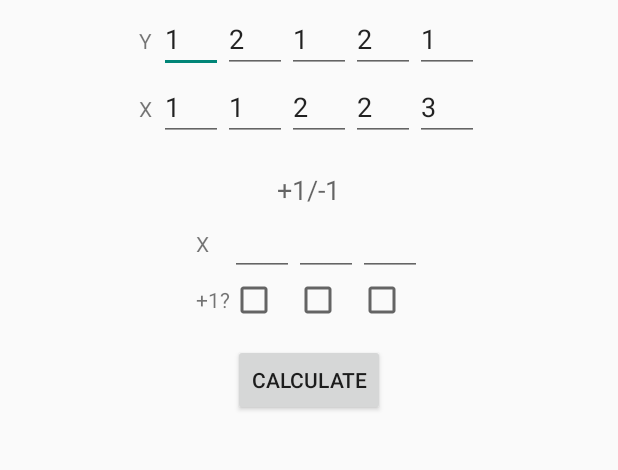
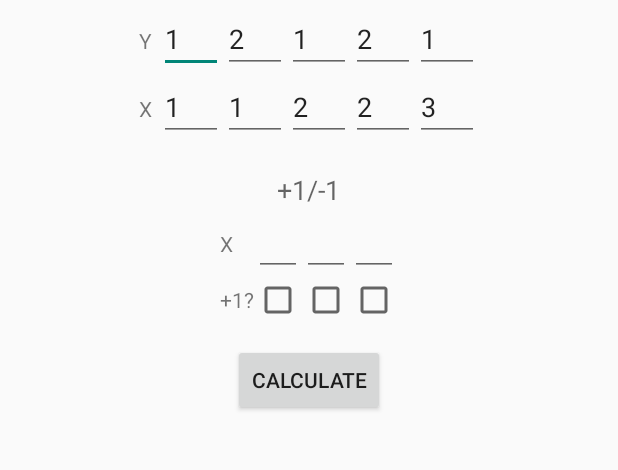
Before and after one commit to imihajlow/camels, an Android app: the screen it shows after launch (MainActivity), on a phone screen of 412 x 824 dp, the part 296-766 px from its top. Run offline under Robolectric (Android 15) with nearby library versions, the phone set to English and light mode, and no system bars; libraries missing offline, so code that uses them is left out: com.github.mikephil.charting.

Commit message:
Added players count setting

```diff
--- a/CamelUp/CamelUpCheater/src/main/AndroidManifest.xml
+++ b/CamelUp/CamelUpCheater/src/main/AndroidManifest.xml
@@ -13,9 +13,11 @@
             android:label="@string/title_activity_main">
             <intent-filter>
                 <action android:name="android.intent.action.MAIN" />
+
                 <category android:name="android.intent.category.LAUNCHER" />
             </intent-filter>
         </activity>
+        <activity android:name=".SettingsActivity"></activity>
     </application>
 
 </manifest>
--- a/CamelUp/CamelUpCheater/src/main/java/tk/imihajlov/camelup/GameFragment.java
+++ b/CamelUp/CamelUpCheater/src/main/java/tk/imihajlov/camelup/GameFragment.java
@@ -4,6 +4,7 @@ import android.app.Activity;
 import android.os.Bundle;
 import android.support.v4.app.Fragment;
 import android.text.Editable;
+import android.text.InputType;
 import android.text.TextWatcher;
 import android.view.LayoutInflater;
 import android.view.View;
@@ -12,6 +13,7 @@ import android.widget.Button;
 import android.widget.CheckBox;
 import android.widget.CompoundButton;
 import android.widget.EditText;
+import android.widget.TableRow;
 
 import org.apache.commons.lang3.ArrayUtils;
 
@@ -27,11 +29,15 @@ public class GameFragment extends Fragment {
     private OnFragmentInteractionListener mListener;
     private Settings mGameSettings;
     private State mGameState;
+    private List<EditText> mPlusMinusEdits;
+    private List<CheckBox> mPlusMinusCheckboxes;
     public static final String ARG_STATE = "state";
     public static final String ARG_SETTINGS = "settings";
 
     public GameFragment() {
         // Required empty public constructor
+        mPlusMinusCheckboxes = new ArrayList<CheckBox>();
+        mPlusMinusEdits = new ArrayList<EditText>();
     }
 
     /**
@@ -63,8 +69,9 @@ public class GameFragment extends Fragment {
                              Bundle savedInstanceState) {
         // Inflate the layout for this fragment
         View view = inflater.inflate(R.layout.fragment_game, container, false);
+        view = updateViewWithCurrentSettings(view);
         if (mGameState != null) {
-            view = updateViewWithCurrentState(view);
+            view = updateViewWithState(view, mGameState);
         }
         attachHandlers(view);
         ((Button) view.findViewById(R.id.buttonCalculate)).setOnClickListener(new View.OnClickListener() {
@@ -93,6 +100,20 @@ public class GameFragment extends Fragment {
         mListener = null;
     }
 
+    public void setData(Settings settings, State state) {
+        mGameState = state;
+        mGameSettings = settings;
+        updateViewWithCurrentSettings(getView());
+        updateViewWithState(getView(), mGameState);
+    }
+
+    private void parseAndCheck() {
+        State newState = tryParseState(getView());
+        mGameState = newState;
+        mListener.onGameStateUpdated(newState);
+        ((Button) getView().findViewById(R.id.buttonCalculate)).setEnabled(mGameState != null);
+    }
+
     private void attachHandlers(View view) {
         TextWatcher editWatcher = new TextWatcher() {
             @Override
@@ -101,10 +122,7 @@ public class GameFragment extends Fragment {
 
             @Override
             public void onTextChanged(CharSequence charSequence, int i, int i1, int i2) {
-                State newState = tryParseState(getView());
-                mGameState = newState;
-                mListener.onGameStateUpdated(newState);
-                ((Button) getView().findViewById(R.id.buttonCalculate)).setEnabled(mGameState != null);
+                parseAndCheck();
             }
 
             @Override
@@ -121,10 +139,7 @@ public class GameFragment extends Fragment {
                 R.id.editCamelY1,
                 R.id.editCamelY2,
                 R.id.editCamelY3,
-                R.id.editCamelY4,
-                R.id.editPlusMinus0,
-                R.id.editPlusMinus1,
-                R.id.editPlusMinus2
+                R.id.editCamelY4
         };
         for (int id : edits) {
             ((EditText) view.findViewById(id)).addTextChangedListener(editWatcher);
@@ -133,10 +148,7 @@ public class GameFragment extends Fragment {
         CompoundButton.OnCheckedChangeListener checkboxListener = new CompoundButton.OnCheckedChangeListener() {
             @Override
             public void onCheckedChanged(CompoundButton compoundButton, boolean b) {
-                State newState = tryParseState(getView());
-                mGameState = newState;
-                mListener.onGameStateUpdated(newState);
-                ((Button) getView().findViewById(R.id.buttonCalculate)).setEnabled(mGameState != null);
+                parseAndCheck();
             }
         };
         int[] checkboxes = new int[] {
@@ -144,64 +156,93 @@ public class GameFragment extends Fragment {
                 R.id.checkBoxDice1,
                 R.id.checkBoxDice2,
                 R.id.checkBoxDice3,
-                R.id.checkBoxDice4,
-                R.id.checkBoxIsPlus0,
-                R.id.checkBoxIsPlus1,
-                R.id.checkBoxIsPlus2,
+                R.id.checkBoxDice4
         };
         for (int id : checkboxes) {
             ((CheckBox) view.findViewById(id)).setOnCheckedChangeListener(checkboxListener);
         }
     }
 
-    private View updateViewWithCurrentState(View view) {
-        if (mGameState.isGameEnd()) {
+    private View updateViewWithCurrentSettings(View view) {
+        // Remove all edits and checkboxes
+        ViewGroup rowEdits = (ViewGroup) view.findViewById(R.id.rowPlusMinusX);
+        rowEdits.removeViews(1, rowEdits.getChildCount() - 1);
+        ViewGroup rowCheckBoxes = (ViewGroup) view.findViewById(R.id.rowPlusMinusIsPlus);
+        rowCheckBoxes.removeViews(1, rowCheckBoxes.getChildCount() - 1);
+        mPlusMinusCheckboxes.clear();
+        mPlusMinusEdits.clear();
+
+        for (int i = 0; i < mGameSettings.getNPlayers(); ++i) {
+            EditText edit = new EditText(getActivity());
+            edit.setInputType(InputType.TYPE_CLASS_NUMBER);
+            edit.setMaxEms(5);
+            edit.addTextChangedListener(new TextWatcher() {
+                @Override
+                public void beforeTextChanged(CharSequence charSequence, int i, int i1, int i2) { }
+
+                @Override
+                public void onTextChanged(CharSequence charSequence, int i, int i1, int i2) {
+                    parseAndCheck();
+                }
+
+                @Override
+                public void afterTextChanged(Editable editable) { }
+            });
+
+            CheckBox checkBox = new CheckBox(getActivity());
+            checkBox.setOnCheckedChangeListener(new CompoundButton.OnCheckedChangeListener() {
+                @Override
+                public void onCheckedChanged(CompoundButton compoundButton, boolean b) {
+                    parseAndCheck();
+                }
+            });
+
+            mPlusMinusEdits.add(edit);
+            mPlusMinusCheckboxes.add(checkBox);
+            rowEdits.addView(edit);
+            rowCheckBoxes.addView(checkBox);
+        }
+        return view;
+    }
+
+    private View updateViewWithState(View view, State state) {
+        if (state.isGameEnd()) {
             return view; // TODO what?
         }
-        ((CheckBox) view.findViewById(R.id.checkBoxDice0)).setChecked(mGameState.getDice()[0]);
-        ((CheckBox) view.findViewById(R.id.checkBoxDice1)).setChecked(mGameState.getDice()[1]);
-        ((CheckBox) view.findViewById(R.id.checkBoxDice2)).setChecked(mGameState.getDice()[2]);
-        ((CheckBox) view.findViewById(R.id.checkBoxDice3)).setChecked(mGameState.getDice()[3]);
-        ((CheckBox) view.findViewById(R.id.checkBoxDice4)).setChecked(mGameState.getDice()[4]);
+        ((CheckBox) view.findViewById(R.id.checkBoxDice0)).setChecked(state.getDice()[0]);
+        ((CheckBox) view.findViewById(R.id.checkBoxDice1)).setChecked(state.getDice()[1]);
+        ((CheckBox) view.findViewById(R.id.checkBoxDice2)).setChecked(state.getDice()[2]);
+        ((CheckBox) view.findViewById(R.id.checkBoxDice3)).setChecked(state.getDice()[3]);
+        ((CheckBox) view.findViewById(R.id.checkBoxDice4)).setChecked(state.getDice()[4]);
 
-        ((EditText) view.findViewById(R.id.editCamelX0)).setText(String.format("%d", mGameState.getCamelPosition(0).getX() + 1));
-        ((EditText) view.findViewById(R.id.editCamelX1)).setText(String.format("%d", mGameState.getCamelPosition(1).getX() + 1));
-        ((EditText) view.findViewById(R.id.editCamelX2)).setText(String.format("%d", mGameState.getCamelPosition(2).getX() + 1));
-        ((EditText) view.findViewById(R.id.editCamelX3)).setText(String.format("%d", mGameState.getCamelPosition(3).getX() + 1));
-        ((EditText) view.findViewById(R.id.editCamelX4)).setText(String.format("%d", mGameState.getCamelPosition(4).getX() + 1));
+        ((EditText) view.findViewById(R.id.editCamelX0)).setText(String.format("%d", state.getCamelPosition(0).getX() + 1));
+        ((EditText) view.findViewById(R.id.editCamelX1)).setText(String.format("%d", state.getCamelPosition(1).getX() + 1));
+        ((EditText) view.findViewById(R.id.editCamelX2)).setText(String.format("%d", state.getCamelPosition(2).getX() + 1));
+        ((EditText) view.findViewById(R.id.editCamelX3)).setText(String.format("%d", state.getCamelPosition(3).getX() + 1));
+        ((EditText) view.findViewById(R.id.editCamelX4)).setText(String.format("%d", state.getCamelPosition(4).getX() + 1));
 
-        ((EditText) view.findViewById(R.id.editCamelY0)).setText(String.format("%d", mGameState.getCamelPosition(0).getY() + 1));
-        ((EditText) view.findViewById(R.id.editCamelY1)).setText(String.format("%d", mGameState.getCamelPosition(1).getY() + 1));
-        ((EditText) view.findViewById(R.id.editCamelY2)).setText(String.format("%d", mGameState.getCamelPosition(2).getY() + 1));
-        ((EditText) view.findViewById(R.id.editCamelY3)).setText(String.format("%d", mGameState.getCamelPosition(3).getY() + 1));
-        ((EditText) view.findViewById(R.id.editCamelY4)).setText(String.format("%d", mGameState.getCamelPosition(4).getY() + 1));
+        ((EditText) view.findViewById(R.id.editCamelY0)).setText(String.format("%d", state.getCamelPosition(0).getY() + 1));
+        ((EditText) view.findViewById(R.id.editCamelY1)).setText(String.format("%d", state.getCamelPosition(1).getY() + 1));
+        ((EditText) view.findViewById(R.id.editCamelY2)).setText(String.format("%d", state.getCamelPosition(2).getY() + 1));
+        ((EditText) view.findViewById(R.id.editCamelY3)).setText(String.format("%d", state.getCamelPosition(3).getY() + 1));
+        ((EditText) view.findViewById(R.id.editCamelY4)).setText(String.format("%d", state.getCamelPosition(4).getY() + 1));
 
-        EditText[] edits = new EditText[] {
-                (EditText) view.findViewById(R.id.editPlusMinus0),
-                (EditText) view.findViewById(R.id.editPlusMinus1),
-                (EditText) view.findViewById(R.id.editPlusMinus2)
-        };
-        CheckBox[] checkBoxes = new CheckBox[] {
-                (CheckBox) view.findViewById(R.id.checkBoxIsPlus0),
-                (CheckBox) view.findViewById(R.id.checkBoxIsPlus1),
-                (CheckBox) view.findViewById(R.id.checkBoxIsPlus2)
-        };
-        assert edits.length == checkBoxes.length;
+        assert mPlusMinusCheckboxes.size() == mPlusMinusEdits.size();
         int i = 0;
-        for (int n : mGameState.getOasises()) {
-            if (i >= edits.length) {
+        for (int n : state.getOasises()) {
+            if (i >= mPlusMinusEdits.size()) {
                 break;
             }
-            edits[i].setText(String.format("%d", n + 1));
-            checkBoxes[i].setChecked(true);
+            mPlusMinusEdits.get(i).setText(String.format("%d", n + 1));
+            mPlusMinusCheckboxes.get(i).setChecked(true);
             i += 1;
         }
-        for (int n : mGameState.getMirages()) {
-            if (i >= edits.length) {
+        for (int n : state.getMirages()) {
+            if (i >= mPlusMinusEdits.size()) {
                 break;
             }
-            edits[i].setText(String.format("%d", n + 1));
-            checkBoxes[i].setChecked(false);
+            mPlusMinusEdits.get(i).setText(String.format("%d", n + 1));
+            mPlusMinusCheckboxes.get(i).setChecked(false);
             i += 1;
         }
         return view;
@@ -234,21 +275,13 @@ public class GameFragment extends Fragment {
         }
         List<Integer> mirages = new ArrayList<Integer>();
         List<Integer> oasises = new ArrayList<Integer>();
-        EditText[] edits = new EditText[] {
-                (EditText) view.findViewById(R.id.editPlusMinus0),
-                (EditText) view.findViewById(R.id.editPlusMinus1),
-                (EditText) view.findViewById(R.id.editPlusMinus2)
-        };
-        CheckBox[] checkBoxes = new CheckBox[] {
-                (CheckBox) view.findViewById(R.id.checkBoxIsPlus0),
-                (CheckBox) view.findViewById(R.id.checkBoxIsPlus1),
-                (CheckBox) view.findViewById(R.id.checkBoxIsPlus2)
-        };
-        assert edits.length == checkBoxes.length;
-        for (int i = 0; i < edits.length; ++i) {
+
+        assert mPlusMinusEdits.size() == mPlusMinusCheckboxes.size();
+        assert mPlusMinusEdits.size() == mGameSettings.getNPlayers();
+        for (int i = 0; i < mGameSettings.getNPlayers(); ++i) {
             try {
-                Integer x = Integer.parseInt(edits[i].getText().toString()) - 1;
-                if (checkBoxes[i].isChecked()) {
+                Integer x = Integer.parseInt(mPlusMinusEdits.get(i).getText().toString()) - 1;
+                if (mPlusMinusCheckboxes.get(i).isChecked()) {
                     oasises.add(x);
                 } else {
                     mirages.add(x);
--- a/CamelUp/CamelUpCheater/src/main/java/tk/imihajlov/camelup/MainActivity.java
+++ b/CamelUp/CamelUpCheater/src/main/java/tk/imihajlov/camelup/MainActivity.java
@@ -2,6 +2,7 @@ package tk.imihajlov.camelup;
 
 
 import android.app.ProgressDialog;
+import android.content.Intent;
 import android.support.v7.app.ActionBarActivity;
 
 import android.support.v4.app.Fragment;
@@ -23,6 +24,7 @@ import android.view.ViewGroup;
 
 public class MainActivity extends ActionBarActivity implements GameFragment.OnFragmentInteractionListener {
 
+    private static final int SETTINGS_REQUEST = 1;
     /**
      * The {@link android.support.v4.view.PagerAdapter} that will provide
      * fragments for each of the sections. We use a
@@ -49,13 +51,7 @@ public class MainActivity extends ActionBarActivity implements GameFragment.OnFr
         super.onCreate(savedInstanceState);
         mEngine = new Engine();
         mEngine.setSettings(new Settings());
-        mEngine.setState(State.createOnLegBegin(mEngine.getSettings(), new CamelPosition[] {
-                new CamelPosition(0, 0),
-                new CamelPosition(0, 1),
-                new CamelPosition(1, 0),
-                new CamelPosition(1, 1),
-                new CamelPosition(2, 0)
-        }));
+        mEngine.setState(createDefaultState(mEngine.getSettings()));
 
         setContentView(R.layout.activity_main);
         // Create the adapter that will return a fragment for each of the three
@@ -81,12 +77,41 @@ public class MainActivity extends ActionBarActivity implements GameFragment.OnFr
         // as you specify a parent activity in AndroidManifest.xml.
         int id = item.getItemId();
 
-        //noinspection SimplifiableIfStatement
         if (id == R.id.action_settings) {
+            Intent intent = new Intent(this, SettingsActivity.class);
+            intent.putExtra(SettingsActivity.MSG_SETINGS, mEngine.getSettings());
+            startActivityForResult(intent, SETTINGS_REQUEST);
             return true;
         }
 
         return super.onOptionsItemSelected(item);
+    }
+
+    @Override
+    protected void onActivityResult(int requestCode, int resultCode, Intent data) {
+        if (requestCode == SETTINGS_REQUEST) {
+            if (resultCode == RESULT_OK) {
+                Settings settings = (Settings) data.getSerializableExtra(SettingsActivity.MSG_SETINGS);
+                mEngine.setSettings(settings);
+                if (mEngine.getState() == null) {
+                    mEngine.setState(createDefaultState(mEngine.getSettings()));
+                }
+                GameFragment fragment = (GameFragment) mSectionsPagerAdapter.getRegisteredFragment(SectionsPagerAdapter.PAGE_SETUP);
+                fragment.setData(mEngine.getSettings(), mEngine.getState());
+            }
+        } else {
+            super.onActivityResult(requestCode, resultCode, data);
+        }
+    }
+
+    private static State createDefaultState(Settings settings) {
+        return State.createOnLegBegin(settings, new CamelPosition[] {
+                new CamelPosition(0, 0),
+                new CamelPosition(0, 1),
+                new CamelPosition(1, 0),
+                new CamelPosition(1, 1),
+                new CamelPosition(2, 0)
+        });
     }
 
     @Override
--- a/CamelUp/CamelUpCheater/src/main/java/tk/imihajlov/camelup/ResultsFragment.java
+++ b/CamelUp/CamelUpCheater/src/main/java/tk/imihajlov/camelup/ResultsFragment.java
@@ -31,7 +31,6 @@ import tk.imihajlov.camelup.engine.State;
 public class ResultsFragment extends Fragment {
     private static final String ARG_RESULT = "result";
 
-    // TODO: Rename and change types of parameters
     private LegResult mResult;
 
     public ResultsFragment() {
--- a/CamelUp/CamelUpCheater/src/main/java/tk/imihajlov/camelup/engine/Engine.java
+++ b/CamelUp/CamelUpCheater/src/main/java/tk/imihajlov/camelup/engine/Engine.java
@@ -8,8 +8,10 @@ public class Engine {
     }
 
     public void setSettings(Settings settings) {
-        this.settings = settings;
-        this.state = null;
+        if (!settings.equals(this.settings)) {
+            this.settings = settings;
+            this.state = null;
+        }
     }
 
     public Settings getSettings() {
--- a/CamelUp/CamelUpCheater/src/main/java/tk/imihajlov/camelup/engine/Settings.java
+++ b/CamelUp/CamelUpCheater/src/main/java/tk/imihajlov/camelup/engine/Settings.java
@@ -9,6 +9,10 @@ public class Settings implements Serializable {
     private int nSteps = 16;
 
     public Settings() {
+    }
+
+    public Settings(int nPlayers) {
+        this.nPlayers = nPlayers;
     }
 
     public Settings(int nPlayers, int nCamels, int nSteps) {
@@ -28,4 +32,14 @@ public class Settings implements Serializable {
     public int getNSteps() {
         return nSteps;
     }
+
+    @Override
+    public boolean equals(Object o) {
+        Settings s = (Settings) o;
+        if (s != null) {
+            return s.nPlayers == nPlayers && s.nSteps == nSteps && s.nCamels == nCamels;
+        } else {
+            return false;
+        }
+    }
 }
--- a/CamelUp/CamelUpCheater/src/main/res/layout/fragment_game.xml
+++ b/CamelUp/CamelUpCheater/src/main/res/layout/fragment_game.xml
@@ -274,7 +274,8 @@
 
                 <TableRow
                     android:layout_width="match_parent"
-                    android:layout_height="match_parent">
+                    android:layout_height="match_parent"
+                    android:id="@+id/rowPlusMinusX">
 
                     <TextView
                         android:layout_width="wrap_content"
@@ -282,31 +283,12 @@
                         android:text="X"
                         android:id="@+id/textView6" />
 
-                    <EditText
-                        android:layout_width="wrap_content"
-                        android:layout_height="wrap_content"
-                        android:inputType="number"
-                        android:ems="2"
-                        android:id="@+id/editPlusMinus0" />
-
-                    <EditText
-                        android:layout_width="wrap_content"
-                        android:layout_height="wrap_content"
-                        android:inputType="number"
-                        android:ems="2"
-                        android:id="@+id/editPlusMinus1" />
-
-                    <EditText
-                        android:layout_width="wrap_content"
-                        android:layout_height="wrap_content"
-                        android:inputType="number"
-                        android:ems="2"
-                        android:id="@+id/editPlusMinus2" />
                 </TableRow>
 
                 <TableRow
                     android:layout_width="match_parent"
-                    android:layout_height="match_parent">
+                    android:layout_height="match_parent"
+                    android:id="@+id/rowPlusMinusIsPlus">
 
                     <TextView
                         android:layout_width="wrap_content"
@@ -314,20 +296,6 @@
                         android:text="+1?"
                         android:id="@+id/textView7" />
 
-                    <CheckBox
-                        android:layout_width="wrap_content"
-                        android:layout_height="wrap_content"
-                        android:id="@+id/checkBoxIsPlus0" />
-
-                    <CheckBox
-                        android:layout_width="wrap_content"
-                        android:layout_height="wrap_content"
-                        android:id="@+id/checkBoxIsPlus1" />
-
-                    <CheckBox
-                        android:layout_width="wrap_content"
-                        android:layout_height="wrap_content"
-                        android:id="@+id/checkBoxIsPlus2" />
                 </TableRow>
             </TableLayout>
 
--- a/CamelUp/CamelUpCheater/src/main/res/values/strings.xml
+++ b/CamelUp/CamelUpCheater/src/main/res/values/strings.xml
@@ -9,4 +9,5 @@
     <string name="dice_state">Dice state</string>
     <string name="camels_state">Camels state</string>
     <string name="plusminux">+1/-1</string>
+    <string name="players_count">Number of players</string>
 </resources>
```
Also changed, not shown: CamelUp/CamelUpCheater/src/main/java/tk/imihajlov/camelup/SettingsActivity.java (added, +46 -0 lines), CamelUp/CamelUpCheater/src/main/res/layout/activity_settings.xml (added, +45 -0 lines).
